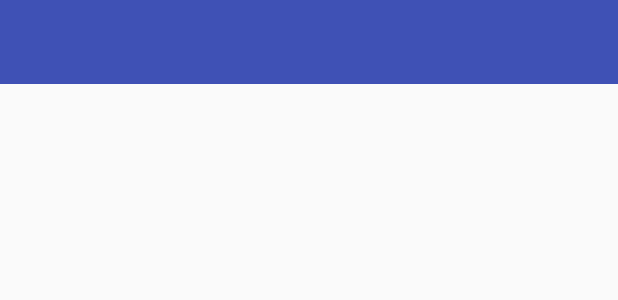
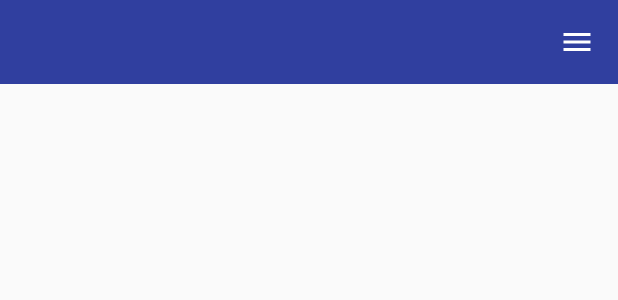
Before and after one commit to enjizen/PersonalAccount, an Android app: the layout activity_main.xml on its own in the app's theme, with its tools: preview values and no code run, on a phone screen of 412 x 824 dp. Shown: the top 300 px of the screen. Run offline under Robolectric (Android 15) with nearby library versions, the phone set to English and light mode, and no system bars.

Commit message:
drawer layout

```diff
--- a/app/build.gradle
+++ b/app/build.gradle
@@ -13,6 +13,7 @@ android {
         versionCode 1
         versionName "1.0"
         testInstrumentationRunner "android.support.test.runner.AndroidJUnitRunner"
+        vectorDrawables.useSupportLibrary = true
     }
     buildTypes {
         release {
@@ -29,8 +30,8 @@ dependencies {
     implementation fileTree(dir: 'libs', include: ['*.jar'])
     implementation "org.jetbrains.kotlin:kotlin-stdlib-jre7:$kotlin_version"
     implementation 'com.android.support:appcompat-v7:26.1.0'
+    implementation 'com.android.support:design:26.1.0'
     implementation 'com.android.support.constraint:constraint-layout:1.0.2'
-    implementation 'com.android.support:support-v4:26.1.0'
     implementation "com.squareup.retrofit2:retrofit:${retrofit_version}"
     implementation group: 'com.squareup.retrofit2', name: 'converter-gson', version: "${retrofit_version}"
     implementation "com.github.bumptech.glide:glide:${glide_version}"
@@ -39,6 +40,7 @@ dependencies {
     implementation 'cc.cloudist.acplibrary:library:1.2.1'
     implementation 'com.github.tajchert:nammu:1.1.1'
     implementation "org.jetbrains.anko:anko-sqlite:$anko_version"
+    implementation 'com.android.support:support-v4:26.1.0'
     testImplementation 'junit:junit:4.12'
     androidTestImplementation 'com.android.support.test:runner:1.0.1'
     androidTestImplementation 'com.android.support.test.espresso:espresso-core:3.0.1'
--- /dev/null
+++ b/app/src/main/res/drawable/ic_bank.xml
@@ -0,0 +1,13 @@
+<vector android:height="24dp" android:viewportHeight="512.0"
+    android:viewportWidth="512.0" android:width="24dp" xmlns:android="http://schemas.android.com/apk/res/android">
+    <path android:fillColor="#000000"
+        android:pathData="M138.5,39.6c-62.1,21.6 -117.7,41 -123.5,43.1 -12.7,4.5 -15,6.5 -15,12.8 0,5.7 1.2,8 5,10 2.6,1.3 31.7,1.5 251,1.5 219.3,0 248.4,-0.2 251,-1.5 3.7,-1.9 5,-4.3 5,-9.5 0,-4.8 -1.2,-7.5 -4.1,-9 -1.1,-0.6 -57.6,-20.4 -125.5,-44.1 -83.1,-28.9 -124.6,-42.9 -127.2,-42.8 -2.1,0 -51.9,16.9 -116.7,39.5zM345.4,53.6c48.5,16.9 88.3,30.8 88.5,31 0.2,0.2 -80.1,0.4 -178.5,0.4l-178.9,-0.1 88.5,-30.9c48.7,-17 89.4,-30.9 90.4,-30.9 1.1,-0.1 41.6,13.7 90,30.5z" android:strokeColor="#00000000"/>
+    <path android:fillColor="#000000"
+        android:pathData="M67.7,130.1c-1.5,1.1 -3.1,3.7 -3.7,5.7 -0.8,2.6 -1,33.8 -0.8,101.2 0.3,107.3 -0.1,100.4 6.5,103.5 2.8,1.3 8.4,1.5 38.4,1.3l35.1,-0.3 2.9,-3.3 2.9,-3.2 0,-100.6 0,-100.6 -2.9,-2.9 -2.9,-2.9 -36.5,0c-35.2,0 -36.5,0.1 -39,2.1zM127,235l0,85 -21,0 -21,0 0,-85 0,-85 21,0 21,0 0,85z" android:strokeColor="#00000000"/>
+    <path android:fillColor="#000000"
+        android:pathData="M365.4,131.4l-3.4,3.4 0,99.1c0,110 -0.4,103.8 6.5,106.7 5.2,2.1 69.3,2.1 73.5,-0.1 6.4,-3.3 6,3.9 6,-105.3 0,-106.8 0.2,-103.4 -4.9,-106.2 -1.3,-0.6 -15.2,-1 -38.1,-1l-36.2,0 -3.4,3.4zM426,235l0,85 -21,0 -21,0 0,-85 0,-85 21,0 21,0 0,85z" android:strokeColor="#00000000"/>
+    <path android:fillColor="#000000"
+        android:pathData="M257.3,141c-4.6,2.8 -5.3,4.8 -5.3,15.7l0,9.9 -3.7,1.3c-17.5,6.1 -27.1,23.3 -24.3,43.4 2,13.9 8.9,21.9 28.1,32.6 16.4,9.2 25.2,14.7 27.4,17.1 1.6,1.8 2,3.7 2,10 0,7.6 -0.1,8 -3.3,11.3 -4.1,4.3 -10.4,6.2 -17.3,5.4 -9.5,-1.2 -14,-5.8 -15.4,-16.2 -0.7,-5.4 -1.7,-7.2 -5.5,-9.8 -5.6,-3.9 -14.1,-0.6 -15.9,6 -1.4,5.1 0.2,15.2 3.5,22 3.2,6.7 11.8,14.6 18.7,17.1l5.2,2 0.5,11.2c0.5,10.7 0.6,11.3 3.3,13.6 4.2,3.6 10.6,3.3 14.9,-0.5 3.3,-2.9 3.3,-3 3.6,-13.5 0.4,-10.5 0.4,-10.6 3,-11.2 5.1,-1.2 14.2,-6.7 17.8,-10.7 2,-2.2 4.8,-6.5 6.3,-9.6 2.4,-5.1 2.6,-6.7 2.6,-17.6 0,-11.2 -0.2,-12.4 -2.7,-17.2 -5,-9.4 -9.5,-13 -33.3,-26.4 -8.2,-4.6 -16.4,-9.9 -18.2,-11.7 -3.1,-3.1 -3.3,-3.7 -3.3,-10.1 0,-8.2 2.4,-12.6 8.4,-15.5 5.3,-2.6 14.1,-2.6 19.2,0 4.5,2.3 8.4,8.9 8.4,14.2 0,4 2.3,8.8 4.9,10.2 2.9,1.5 9.8,1.2 12.5,-0.5 3.7,-2.5 5,-6.7 4.3,-14.2 -1.4,-14.5 -10.6,-26.6 -23.8,-31.3l-5.4,-1.8 -0.5,-9.9c-0.6,-11.1 -1.7,-13.9 -6.5,-15.9 -4.5,-1.9 -6.4,-1.8 -10.2,0.6z" android:strokeColor="#00000000"/>
+    <path android:fillColor="#000000"
+        android:pathData="M48.3,363.5c-6,2.6 -6.3,4.4 -6.3,34.9l0,27.5 -17.9,0.3 -18,0.3 -3,2.9 -3.1,3 0,36.9 0,36.9 2.9,2.9 2.9,2.9 249.7,0c169.3,0 250.3,-0.3 251.6,-1 4.7,-2.5 4.9,-4.6 4.9,-42.2 0,-38.7 0.1,-38.2 -6,-41.3 -2.2,-1.2 -6.8,-1.5 -20,-1.5l-17,0 0,-28.5 0,-28.5 -2.9,-3.2 -2.9,-3.3 -205.9,-0.2c-173.8,-0.2 -206.3,0 -209,1.2zM447,405l0,21 -191.5,0 -191.5,0 0,-21 0,-21 191.5,0 191.5,0 0,21zM490,469l0,21 -234.5,0 -234.5,0 0,-21 0,-21 234.5,0 234.5,0 0,21z" android:strokeColor="#00000000"/>
+</vector>
--- /dev/null
+++ b/app/src/main/res/drawable/ic_hamburger.xml
@@ -0,0 +1,9 @@
+<vector android:height="24dp" android:viewportHeight="192.0"
+    android:viewportWidth="192.0" android:width="24dp" xmlns:android="http://schemas.android.com/apk/res/android">
+    <path android:fillColor="@android:color/white"
+        android:pathData="M24,56l0,8 72,0 72,0 0,-8 0,-8 -72,0 -72,0 0,8z" android:strokeColor="#00000000"/>
+    <path android:fillColor="@android:color/white"
+        android:pathData="M24,96l0,8 72,0 72,0 0,-8 0,-8 -72,0 -72,0 0,8z" android:strokeColor="#00000000"/>
+    <path android:fillColor="@android:color/white"
+        android:pathData="M24,136l0,8 72,0 72,0 0,-8 0,-8 -72,0 -72,0 0,8z" android:strokeColor="#00000000"/>
+</vector>
--- a/app/src/main/res/layout/activity_main.xml
+++ b/app/src/main/res/layout/activity_main.xml
@@ -1,42 +1,41 @@
 <?xml version="1.0" encoding="utf-8"?>
-<android.support.v4.widget.DrawerLayout xmlns:android="http://schemas.android.com/apk/res/android"
-    xmlns:tools="http://schemas.android.com/tools"
+<!-- This DrawerLayout has two children at the root  -->
+<android.support.v4.widget.DrawerLayout
+    xmlns:android="http://schemas.android.com/apk/res/android"
+    xmlns:app="http://schemas.android.com/apk/res-auto"
     android:id="@+id/drawerLayout"
     android:layout_width="match_parent"
-    android:layout_height="match_parent"
-    tools:context=".activity.MainActivity">
+    android:layout_height="match_parent">
 
-
-    <!-- Content -->
-
+    <!-- This LinearLayout represents the contents of the screen  -->
     <LinearLayout
         android:layout_width="match_parent"
         android:layout_height="match_parent"
         android:orientation="vertical">
 
-        <android.support.v7.widget.Toolbar
-            android:id="@+id/toolBar"
+        <!-- The ActionBar displayed at the top -->
+        <include
+            layout="@layout/toolbar"
             android:layout_width="match_parent"
-            android:layout_height="?attr/actionBarSize"
-            android:background="?attr/colorPrimary"
-            android:theme="@style/ThemeOverlay.AppCompat.Dark.ActionBar"
-            android:popupTheme="@style/ThemeOverlay.AppCompat.Light"
+            android:layout_height="wrap_content"
             />
 
-
+        <!-- The main content view where fragments are loaded -->
         <FrameLayout
             android:id="@+id/contentContainer"
+            app:layout_behavior="@string/appbar_scrolling_view_behavior"
             android:layout_width="match_parent"
             android:layout_height="match_parent" />
+    </LinearLayout>
 
-    </LinearLayout>
-    <!-- Menu -->
-
+    <!-- The navigation drawer that comes from the left -->
+    <!-- Note that `android:layout_gravity` needs to be set to 'start' -->
     <android.support.design.widget.NavigationView
-        android:id="@+id/navigation_view"
+        android:id="@+id/nvView"
+        android:layout_width="wrap_content"
         android:layout_height="match_parent"
-        android:layout_width="wrap_content"
-        android:layout_gravity="end"
-        />
-
+        android:layout_gravity="start"
+        android:background="@android:color/white"
+        app:headerLayout="@layout/nav_header"
+        app:menu="@menu/drawer_view" />
 </android.support.v4.widget.DrawerLayout>
--- /dev/null
+++ b/app/src/main/res/layout/toolbar.xml
@@ -0,0 +1,33 @@
+<android.support.v7.widget.Toolbar
+    xmlns:android="http://schemas.android.com/apk/res/android"
+    xmlns:app="http://schemas.android.com/apk/res-auto"
+    android:id="@+id/toolbar"
+    android:layout_height="wrap_content"
+    android:layout_width="match_parent"
+    android:fitsSystemWindows="true"
+    android:minHeight="?attr/actionBarSize"
+    app:theme="@style/ThemeOverlay.AppCompat.Dark.ActionBar"
+    android:background="?attr/colorPrimaryDark"
+    >
+
+    <RelativeLayout
+        android:layout_width="match_parent"
+        android:layout_height="wrap_content"
+        android:gravity="center_vertical"
+        >
+
+        <ImageButton
+            android:id="@+id/btnDashboardHamburger"
+            android:layout_width="@dimen/action_bar_icon_size"
+            android:layout_height="@dimen/action_bar_icon_size"
+            android:layout_alignParentRight="true"
+            android:layout_centerVertical="true"
+            android:background="?attr/selectableItemBackgroundBorderless"
+            android:scaleType="center"
+            app:srcCompat="@drawable/ic_hamburger"
+            android:layout_alignParentEnd="true"
+            />
+    </RelativeLayout>
+
+
+</android.support.v7.widget.Toolbar>
--- /dev/null
+++ b/app/src/main/res/menu/drawer_view.xml
@@ -0,0 +1,14 @@
+<?xml version="1.0" encoding="utf-8"?>
+<menu xmlns:android="http://schemas.android.com/apk/res/android">
+    <group android:checkableBehavior="single">
+        <item
+            android:id="@+id/nav_bank"
+            android:icon="@drawable/ic_bank"
+            android:title="@string/menu_bank" />
+        <item
+            android:id="@+id/nav_second_fragment"
+            android:icon="@drawable/ic_passbook"
+            android:title="@string/menu_passbook" />
+
+    </group>
+</menu>
--- /dev/null
+++ b/app/src/main/res/values-v19/styles.xml
@@ -0,0 +1,12 @@
+<resources>
+
+    <!-- Base application theme. -->
+    <style name="AppTheme" parent="Theme.AppCompat.Light.NoActionBar">
+        <!-- Customize your theme here. -->
+        <item name="colorPrimary">@color/colorPrimary</item>
+        <item name="colorPrimaryDark">@color/colorPrimaryDark</item>
+        <item name="colorAccent">@color/colorAccent</item>
+        <item name="android:windowTranslucentStatus">true</item>
+    </style>
+
+</resources>
--- a/app/src/main/res/values/dimens.xml
+++ b/app/src/main/res/values/dimens.xml
@@ -1,4 +1,8 @@
 <?xml version="1.0" encoding="utf-8"?>
 <resources>
     <dimen name="drawer_menu_width">240dp</dimen>
+    <dimen name="padding_left">16dp</dimen>
+    <dimen name="padding_right">16dp</dimen>
+    <dimen name="height_nav_header">100dp</dimen>
+    <dimen name="action_bar_icon_size">55dp</dimen>
 </resources>
--- a/app/src/main/res/values/strings.xml
+++ b/app/src/main/res/values/strings.xml
@@ -7,4 +7,6 @@
     <string name="ok">ok</string>
     <string name="open_drawer">Open Menu</string>
     <string name="close_drawer">Close Menu</string>
+    <string name="menu_bank">ธนาคาร</string>
+    <string name="menu_passbook">สมุดบัญชี</string>
 </resources>
--- a/build.gradle
+++ b/build.gradle
@@ -1,7 +1,7 @@
 // Top-level build file where you can add configuration options common to all sub-projects/modules.
 
 buildscript {
-    ext.kotlin_version = '1.2.10'
+    ext.kotlin_version = '1.2.21'
     ext.retrofit_version = '2.3.0'
     ext.glide_version = '3.7.0'
     ext.anko_version='0.10.4'
```
Also changed, not shown: app/src/main/java/cockatoo/enjizen/personalaccount/activity/BaseActivity.kt (+53 -29 lines), app/src/main/java/cockatoo/enjizen/personalaccount/activity/MainActivity.kt (+3 -5 lines), app/src/main/java/cockatoo/enjizen/personalaccount/fragment/BankAccountFragment.kt (added, +43 -0 lines), app/src/main/res/layout/fragment_bank_account.xml (added, +13 -0 lines), app/src/main/res/layout/nav_header.xml (added, +19 -0 lines), app/src/main/res/drawable-xhdpi/ic_passbook.png (added), 1 other file.
